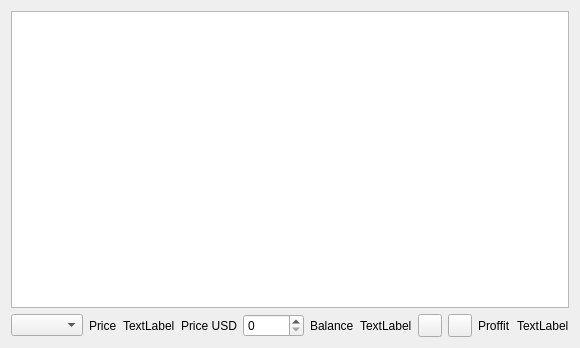
First picture: the form in stocksdialog.ui, repository QTinman/CoinBrowser, before the edit.
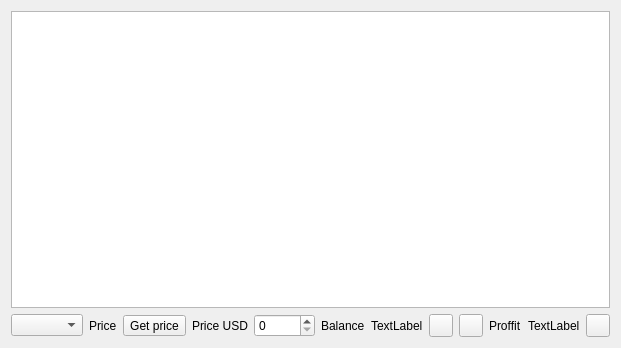
Second picture: the form after the edit. Icons and pictures are not drawn.

```diff
--- a/stocksdialog.ui
+++ b/stocksdialog.ui
@@ -34,9 +34,9 @@
       </widget>
      </item>
      <item>
-      <widget class="QLabel" name="price">
+      <widget class="QToolButton" name="getPrice">
        <property name="text">
-        <string>TextLabel</string>
+        <string>Get price</string>
        </property>
       </widget>
      </item>
@@ -110,6 +110,20 @@
        </property>
       </widget>
      </item>
+     <item>
+      <widget class="QToolButton" name="getCurrentPrices">
+       <property name="toolTip">
+        <string>Update current prices</string>
+       </property>
+       <property name="text">
+        <string/>
+       </property>
+       <property name="icon">
+        <iconset resource="resources.qrc">
+         <normaloff>:/new/icon/icons/updateDB.png</normaloff>:/new/icon/icons/updateDB.png</iconset>
+       </property>
+      </widget>
+     </item>
     </layout>
    </item>
   </layout>
```
